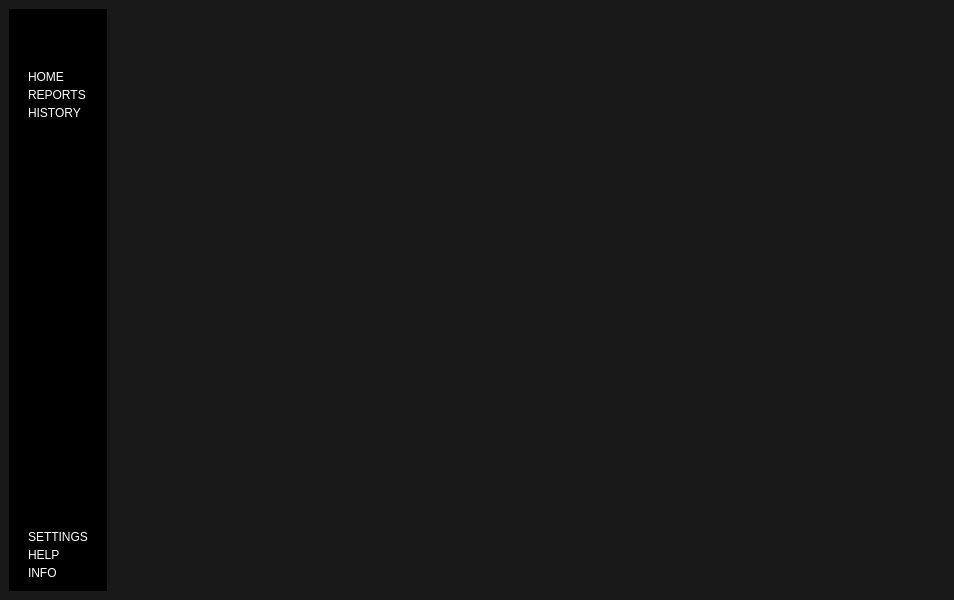
Qt form HOMEWINDOW.ui (v4sud3v/MINI-PROJECT) before a commit.
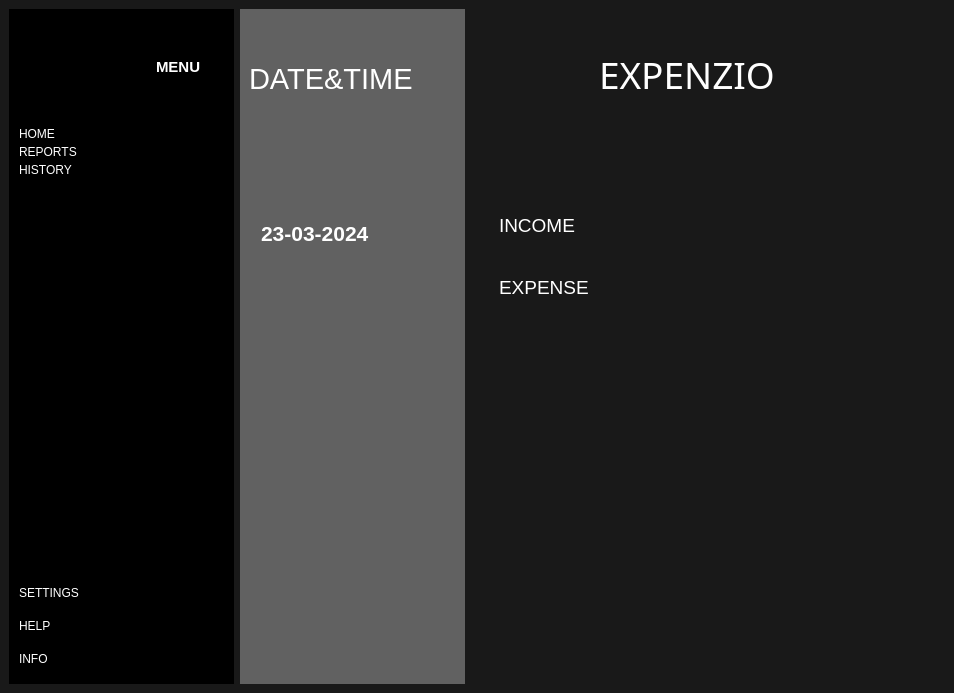
The same form after that commit. Icons and pictures are not drawn.

Commit message: created a login window

Diff of the .ui file:
```diff
--- a/HOMEWINDOW.ui
+++ b/HOMEWINDOW.ui
@@ -7,7 +7,7 @@
     <x>0</x>
     <y>0</y>
     <width>954</width>
-    <height>600</height>
+    <height>693</height>
    </rect>
   </property>
   <property name="windowTitle">
@@ -30,15 +30,17 @@
 	background-color:#000;
 }
 QPushButton{
-text-align:left;
-padding:2px 10px;
+	text-align:left;
+	padding:2px 10px;
+	
 }
+QPushButton:hover{
+	background-color:rgb(84, 84, 84);
+}
+
 </string>
    </property>
-   <layout class="QHBoxLayout" name="horizontalLayout">
-    <property name="spacing">
-     <number>0</number>
-    </property>
+   <layout class="QGridLayout" name="gridLayout">
     <property name="leftMargin">
      <number>0</number>
     </property>
@@ -51,12 +53,27 @@
     <property name="bottomMargin">
      <number>0</number>
     </property>
-    <item>
+    <item row="0" column="0">
      <widget class="QWidget" name="leftMenuContainer" native="true">
-      <layout class="QVBoxLayout" name="verticalLayout">
-       <item alignment="Qt::AlignLeft">
+      <layout class="QHBoxLayout" name="horizontalLayout_3">
+       <item>
         <widget class="QWidget" name="leftMenusubcontainer" native="true">
          <layout class="QVBoxLayout" name="verticalLayout_2">
+          <property name="spacing">
+           <number>0</number>
+          </property>
+          <property name="leftMargin">
+           <number>0</number>
+          </property>
+          <property name="topMargin">
+           <number>0</number>
+          </property>
+          <property name="rightMargin">
+           <number>0</number>
+          </property>
+          <property name="bottomMargin">
+           <number>0</number>
+          </property>
           <item>
            <widget class="QFrame" name="frame">
             <property name="frameShape">
@@ -82,7 +99,7 @@
               <number>0</number>
              </property>
              <item>
-              <widget class="QPushButton" name="pushButton_2">
+              <widget class="QPushButton" name="menuButton">
                <property name="font">
                 <font>
                  <pointsize>9</pointsize>
@@ -91,6 +108,9 @@
                <property name="toolTip">
                 <string>open/close Menu</string>
                </property>
+               <property name="layoutDirection">
+                <enum>Qt::LeftToRight</enum>
+               </property>
                <property name="text">
                 <string/>
                </property>
@@ -104,6 +124,48 @@
                  <height>24</height>
                 </size>
                </property>
+               <property name="checkable">
+                <bool>false</bool>
+               </property>
+              </widget>
+             </item>
+             <item>
+              <spacer name="horizontalSpacer">
+               <property name="orientation">
+                <enum>Qt::Horizontal</enum>
+               </property>
+               <property name="sizeType">
+                <enum>QSizePolicy::Ignored</enum>
+               </property>
+               <property name="sizeHint" stdset="0">
+                <size>
+                 <width>15</width>
+                 <height>20</height>
+                </size>
+               </property>
+              </spacer>
+             </item>
+             <item>
+              <widget class="QLabel" name="label">
+               <property name="font">
+                <font>
+                 <pointsize>11</pointsize>
+                 <weight>75</weight>
+                 <bold>true</bold>
+                </font>
+               </property>
+               <property name="text">
+                <string>MENU</string>
+               </property>
+               <property name="textFormat">
+                <enum>Qt::AutoText</enum>
+               </property>
+               <property name="margin">
+                <number>-17</number>
+               </property>
+               <property name="indent">
+                <number>27</number>
+               </property>
               </widget>
              </item>
             </layout>
@@ -228,7 +290,7 @@
                <property name="sizeHint" stdset="0">
                 <size>
                  <width>20</width>
-                 <height>400</height>
+                 <height>390</height>
                 </size>
                </property>
               </spacer>
@@ -341,11 +403,263 @@
          </layout>
         </widget>
        </item>
+       <item>
+        <widget class="QFrame" name="frame_4">
+         <property name="styleSheet">
+          <string notr="true">background-color:rgb(97, 97, 97);</string>
+         </property>
+         <property name="frameShape">
+          <enum>QFrame::StyledPanel</enum>
+         </property>
+         <property name="frameShadow">
+          <enum>QFrame::Raised</enum>
+         </property>
+         <layout class="QVBoxLayout" name="verticalLayout_5">
+          <item>
+           <widget class="QFrame" name="frame_9">
+            <property name="frameShape">
+             <enum>QFrame::StyledPanel</enum>
+            </property>
+            <property name="frameShadow">
+             <enum>QFrame::Raised</enum>
+            </property>
+            <widget class="QLabel" name="label_3">
+             <property name="geometry">
+              <rect>
+               <x>0</x>
+               <y>30</y>
+               <width>201</width>
+               <height>61</height>
+              </rect>
+             </property>
+             <property name="font">
+              <font>
+               <pointsize>22</pointsize>
+              </font>
+             </property>
+             <property name="text">
+              <string>DATE&amp;TIME</string>
+             </property>
+            </widget>
+            <widget class="QDateTimeEdit" name="dateTimeEdit">
+             <property name="geometry">
+              <rect>
+               <x>10</x>
+               <y>170</y>
+               <width>194</width>
+               <height>91</height>
+              </rect>
+             </property>
+             <property name="baseSize">
+              <size>
+               <width>0</width>
+               <height>0</height>
+              </size>
+             </property>
+             <property name="font">
+              <font>
+               <pointsize>16</pointsize>
+               <weight>75</weight>
+               <bold>true</bold>
+              </font>
+             </property>
+             <property name="frame">
+              <bool>true</bool>
+             </property>
+             <property name="readOnly">
+              <bool>true</bool>
+             </property>
+             <property name="buttonSymbols">
+              <enum>QAbstractSpinBox::NoButtons</enum>
+             </property>
+             <property name="date">
+              <date>
+               <year>2024</year>
+               <month>3</month>
+               <day>23</day>
+              </date>
+             </property>
+             <property name="displayFormat">
+              <string>dd-MM-yyyy</string>
+             </property>
+            </widget>
+            <widget class="QFrame" name="frame_10">
+             <property name="geometry">
+              <rect>
+               <x>-10</x>
+               <y>330</y>
+               <width>207</width>
+               <height>325</height>
+              </rect>
+             </property>
+             <property name="frameShape">
+              <enum>QFrame::StyledPanel</enum>
+             </property>
+             <property name="frameShadow">
+              <enum>QFrame::Raised</enum>
+             </property>
+            </widget>
+           </widget>
+          </item>
+         </layout>
+        </widget>
+       </item>
       </layout>
      </widget>
     </item>
-    <item>
-     <widget class="QWidget" name="MainBodyContainer" native="true"/>
+    <item row="0" column="1">
+     <widget class="QWidget" name="MainBodyContainer" native="true">
+      <layout class="QVBoxLayout" name="verticalLayout">
+       <property name="spacing">
+        <number>0</number>
+       </property>
+       <property name="leftMargin">
+        <number>0</number>
+       </property>
+       <property name="topMargin">
+        <number>0</number>
+       </property>
+       <property name="rightMargin">
+        <number>0</number>
+       </property>
+       <property name="bottomMargin">
+        <number>0</number>
+       </property>
+       <item>
+        <widget class="QFrame" name="frame_5">
+         <property name="frameShape">
+          <enum>QFrame::StyledPanel</enum>
+         </property>
+         <property name="frameShadow">
+          <enum>QFrame::Raised</enum>
+         </property>
+         <layout class="QVBoxLayout" name="verticalLayout_6">
+          <item>
+           <widget class="QFrame" name="frame_7">
+            <property name="frameShape">
+             <enum>QFrame::StyledPanel</enum>
+            </property>
+            <property name="frameShadow">
+             <enum>QFrame::Raised</enum>
+            </property>
+            <widget class="QLabel" name="label_2">
+             <property name="geometry">
+              <rect>
+               <x>110</x>
+               <y>20</y>
+               <width>241</width>
+               <height>91</height>
+              </rect>
+             </property>
+             <property name="font">
+              <font>
+               <family>Microsoft YaHei UI Light</family>
+               <pointsize>28</pointsize>
+               <weight>50</weight>
+               <bold>false</bold>
+              </font>
+             </property>
+             <property name="text">
+              <string>EXPENZIO</string>
+             </property>
+            </widget>
+           </widget>
+          </item>
+          <item>
+           <widget class="QFrame" name="frame_8">
+            <property name="frameShape">
+             <enum>QFrame::StyledPanel</enum>
+            </property>
+            <property name="frameShadow">
+             <enum>QFrame::Raised</enum>
+            </property>
+            <layout class="QVBoxLayout" name="verticalLayout_7">
+             <property name="spacing">
+              <number>0</number>
+             </property>
+             <property name="leftMargin">
+              <number>0</number>
+             </property>
+             <property name="topMargin">
+              <number>0</number>
+             </property>
+             <property name="rightMargin">
+              <number>0</number>
+             </property>
+             <property name="bottomMargin">
+              <number>0</number>
+             </property>
+             <item>
+              <widget class="QPushButton" name="pushButton">
+               <property name="maximumSize">
+                <size>
+                 <width>16777215</width>
+                 <height>16777215</height>
+                </size>
+               </property>
+               <property name="font">
+                <font>
+                 <pointsize>14</pointsize>
+                </font>
+               </property>
+               <property name="layoutDirection">
+                <enum>Qt::LeftToRight</enum>
+               </property>
+               <property name="text">
+                <string>INCOME</string>
+               </property>
+               <property name="icon">
+                <iconset resource="resources.qrc">
+                 <normaloff>:/icons/icons/arrow-down-left.svg</normaloff>:/icons/icons/arrow-down-left.svg</iconset>
+               </property>
+               <property name="iconSize">
+                <size>
+                 <width>24</width>
+                 <height>24</height>
+                </size>
+               </property>
+              </widget>
+             </item>
+             <item>
+              <widget class="QPushButton" name="pushButton_2">
+               <property name="font">
+                <font>
+                 <pointsize>14</pointsize>
+                </font>
+               </property>
+               <property name="text">
+                <string>EXPENSE</string>
+               </property>
+               <property name="icon">
+                <iconset resource="resources.qrc">
+                 <normaloff>:/icons/icons/arrow-up-right.svg</normaloff>:/icons/icons/arrow-up-right.svg</iconset>
+               </property>
+               <property name="iconSize">
+                <size>
+                 <width>24</width>
+                 <height>24</height>
+                </size>
+               </property>
+              </widget>
+             </item>
+            </layout>
+           </widget>
+          </item>
+         </layout>
+        </widget>
+       </item>
+       <item>
+        <widget class="QFrame" name="frame_6">
+         <property name="frameShape">
+          <enum>QFrame::StyledPanel</enum>
+         </property>
+         <property name="frameShadow">
+          <enum>QFrame::Raised</enum>
+         </property>
+        </widget>
+       </item>
+      </layout>
+     </widget>
     </item>
    </layout>
   </widget>
```
The commit also changes 3 other files.
